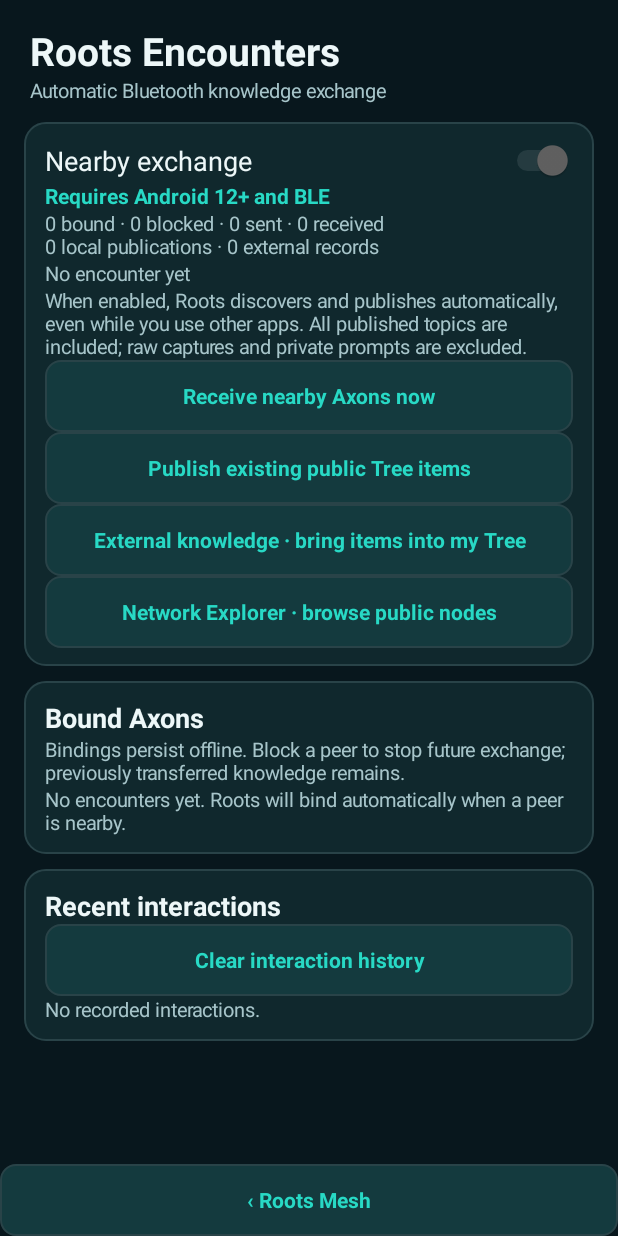
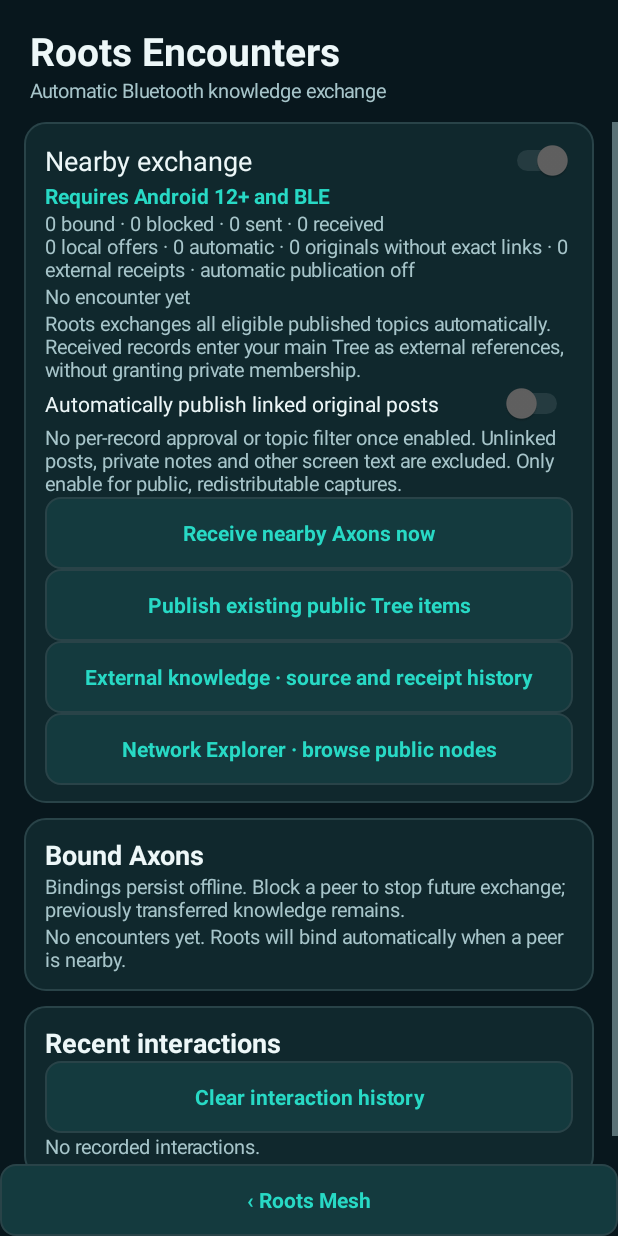
Before and after one commit to bradgearon/roots, an Android app built with Jetpack Compose: the EncounterActivity screen opened directly, with no data from a screen before it, on a phone screen of 412 x 824 dp. Run offline under Robolectric (Android 15) with nearby library versions, the phone set to English and light mode, and no system bars; pictures from the network do not load.

Commit message:
Automatically publish eligible linked original posts and retain incoming Axon data in main Tree

```diff
--- a/android/contextual-overlay/src/main/java/com/wds/sixstars/contextoverlay/EncounterActivity.java
+++ b/android/contextual-overlay/src/main/java/com/wds/sixstars/contextoverlay/EncounterActivity.java
@@ -12,7 +12,7 @@ public final class EncounterActivity extends Activity {
     private final Handler handler=new Handler(Looper.getMainLooper());
     private final ExecutorService work=Executors.newSingleThreadExecutor();
     private TextView status,summary,permission,last;
-    private Switch toggle;
+    private Switch toggle,automaticPublication;
     private LinearLayout peerList,eventList;
     private boolean updating,visible,loading;
     private String active="";
@@ -30,12 +30,14 @@ public final class EncounterActivity extends Activity {
         summary=RootsUi.text(this,"",13,RootsUi.MUTED,false);controls.addView(summary);
         last=RootsUi.text(this,"",13,RootsUi.MUTED,false);controls.addView(last);
         permission=RootsUi.action(this,"Allow nearby exchange",()->EncounterSettings.authorize(this));controls.addView(permission);
-        controls.addView(RootsUi.text(this,"When enabled, Roots discovers and publishes automatically, even while you use other apps. All published topics are included; raw captures and private prompts are excluded.",13,RootsUi.MUTED,false));
+        controls.addView(RootsUi.text(this,"Roots exchanges all eligible published topics automatically. Received records enter your main Tree as external references, without granting private membership.",13,RootsUi.MUTED,false));
+        automaticPublication=new Switch(this);automaticPublication.setText("Automatically publish linked original posts");automaticPublication.setTextColor(RootsUi.TEXT);controls.addView(automaticPublication);
+        controls.addView(RootsUi.text(this,"No per-record approval or topic filter once enabled. Unlinked posts, private notes and other screen text are excluded. Only enable for public, redistributable captures.",13,RootsUi.MUTED,false));
         controls.addView(RootsUi.action(this,"Receive nearby Axons now",()->{
             Toast.makeText(this,EncounterService.requestReceive(this),Toast.LENGTH_LONG).show();update();
         }));
         controls.addView(RootsUi.action(this,"Publish existing public Tree items",()->PublicTreePublishing.choose(this,this::update)));
-        controls.addView(RootsUi.action(this,"External knowledge · bring items into my Tree",()->startActivity(new android.content.Intent(this,ExternalKnowledgeActivity.class))));
+        controls.addView(RootsUi.action(this,"External knowledge · source and receipt history",()->startActivity(new android.content.Intent(this,ExternalKnowledgeActivity.class))));
         controls.addView(RootsUi.action(this,"Network Explorer · browse public nodes",()->startActivity(new android.content.Intent(this,NetworkExplorerActivity.class))));
         LinearLayout peers=RootsUi.card(this,content);peers.addView(RootsUi.text(this,"Bound Axons",18,RootsUi.TEXT,true));
         peers.addView(RootsUi.text(this,"Bindings persist offline. Block a peer to stop future exchange; previously transferred knowledge remains.",13,RootsUi.MUTED,false));
@@ -46,6 +48,9 @@ public final class EncounterActivity extends Activity {
             .setPositiveButton("Clear",(d,w)->mutate(()->EncounterBindings.get(this).clearHistory())).show()));
         eventList=RootsUi.column(this);history.addView(eventList);
         shell.addView(RootsUi.action(this,"‹ Roots Mesh",this::finish));setContentView(shell);
+        automaticPublication.setOnCheckedChangeListener((button,on)->{
+            if(updating)return;EncounterSettings.configureAutomaticPublication(this,on,this::update);update();
+        });
         toggle.setOnCheckedChangeListener((button,on)->{
             if(updating)return;EncounterSettings.setEnabled(this,on);
             if(on){if(EncounterSettings.eligible(this))EncounterSettings.startIfAllowed(this);else EncounterSettings.authorize(this);}
@@ -60,14 +65,19 @@ public final class EncounterActivity extends Activity {
     }
     private void update(){
         boolean supported=EncounterService.available(this),enabled=EncounterSettings.enabled(this),eligible=EncounterSettings.eligible(this);
-        updating=true;toggle.setChecked(enabled);toggle.setEnabled(supported);updating=false;
+        updating=true;toggle.setChecked(enabled);toggle.setEnabled(supported);
+        automaticPublication.setChecked(EncounterSettings.automaticPublication(this));automaticPublication.setEnabled(supported);updating=false;
         status.setText(!supported?"Requires Android 12+ and BLE":!enabled?"Off":!eligible?"On · awaiting one-time permission":EncounterService.status());
         last.setText(EncounterService.lastResult());permission.setVisibility(supported&&enabled&&!eligible?android.view.View.VISIBLE:android.view.View.GONE);
         if(loading||work.isShutdown())return;loading=true;
         work.execute(()->{
             EncounterBindings.Snapshot next=EncounterBindings.get(this).snapshot();
             String counts;
-            try{counts=MeshPeer.get(this).encounterPublicationCount()+" local publications · "+ExternalKnowledgeStore.get(this).count()+" external records";}
+            try{
+                MeshPeer.EncounterCatalogStats stats=MeshPeer.get(this).encounterPublicationStats();
+                counts=stats.total()+" local offers · "+stats.automatic()+" automatic · "+stats.unlinked()+" originals without exact links · "+ExternalKnowledgeStore.get(this).count()+" external receipts";
+                if(!EncounterSettings.automaticPublication(this))counts+=" · automatic publication off";
+            }
             catch(Exception|LinkageError failure){counts="Public catalog unavailable";}
             final String publicationCounts=counts;
             runOnUiThread(()->{
--- a/android/contextual-overlay/src/main/java/com/wds/sixstars/contextoverlay/MeshActivity.java
+++ b/android/contextual-overlay/src/main/java/com/wds/sixstars/contextoverlay/MeshActivity.java
@@ -76,6 +76,7 @@ public final class MeshActivity extends Activity {
         publish.addView(RootsUi.text(this,"Listening shares your Tree with connected peers.",13,RootsUi.MUTED,false));
         publish.addView(RootsUi.action(this,"Write a remembrance",()->publish(this,null,this::refresh)));
         publish.addView(RootsUi.action(this,"Publish existing public Tree items",()->PublicTreePublishing.choose(this,this::refresh)));
+        publish.addView(RootsUi.action(this,"Automatic publication settings",()->startActivity(new Intent(this,EncounterActivity.class))));
         LinearLayout nearby=RootsUi.card(this,content);
         nearby.addView(RootsUi.text(this,"Nearby encounters",18,RootsUi.TEXT,true));
         nearby.addView(RootsUi.text(this,"Automatically discover and exchange published knowledge over Bluetooth. Manage bindings and interactions here.",13,RootsUi.MUTED,false));
@@ -83,7 +84,7 @@ public final class MeshActivity extends Activity {
         nearby.addView(RootsUi.action(this,"Receive nearby Axons now",()->{
             status.setText(EncounterService.requestReceive(this));refresh();
         }));
-        nearby.addView(RootsUi.action(this,"Read external knowledge",()->startActivity(new Intent(this,ExternalKnowledgeActivity.class))));
+        nearby.addView(RootsUi.action(this,"External receipt history",()->startActivity(new Intent(this,ExternalKnowledgeActivity.class))));
         nearby.addView(RootsUi.action(this,"Manage nearby exchange",()->startActivity(new Intent(this,EncounterActivity.class))));
         nearby.addView(RootsUi.action(this,"Network Explorer",()->startActivity(new Intent(this,NetworkExplorerActivity.class))));
         LinearLayout listener=RootsUi.card(this,content);
--- a/android/contextual-overlay/src/main/java/com/wds/sixstars/contextoverlay/MeshPeer.java
+++ b/android/contextual-overlay/src/main/java/com/wds/sixstars/contextoverlay/MeshPeer.java
@@ -438,21 +438,43 @@ final class MeshPeer {
         }
         return items;
     }
-    /** Public encounters never use graphCatalog(), which contains raw captures. */
-    Map<String,MeshItem> encounterCatalog(){return legacyCatalog();}
+    /** Public encounters never use graphCatalog(), which includes private raw captures.
+     * Project structured, linked originals only under explicit source-scope consent.
+     * Public projections are generated on demand and never mutate the local Tree. */
+    record EncounterCatalogStats(int total,int automatic,int unlinked){}
+    private record EncounterCatalog(Map<String,MeshItem> items,EncounterCatalogStats stats){}
+    private EncounterCatalog buildEncounterCatalog(){
+        Map<String,MeshItem> items=new java.util.TreeMap<>();
+        if(!NativeTree.available())return new EncounterCatalog(items,new EncounterCatalogStats(0,0,0));
+        boolean automatic=EncounterSettings.automaticPublication(app);
+        int projected=0,unlinked=0;
+        for(NativeTree.Master record:tree.allRecords("",10000)){
+            MeshItem item=MeshItem.from(record);
+            if(item!=null)items.putIfAbsent(item.id(),item);
+            if(!PublicTreePublishing.structuredOriginal(record))continue;
+            try{
+                MeshItem candidate=PublicTreePublishing.project(record);
+                if(candidate==null){if(XPostLink.forRecord(record).isEmpty())unlinked++;continue;}
+                if(automatic&&items.putIfAbsent(candidate.id(),candidate)==null)projected++;
+            }catch(Exception malformed){/* An ineligible record must not break the whole inventory. */}
+        }
+        return new EncounterCatalog(items,new EncounterCatalogStats(items.size(),projected,unlinked));
+    }
+    Map<String,MeshItem> encounterCatalog(){return buildEncounterCatalog().items();}
     private final Object encounterCountLock=new Object();
     private long encounterCountAt=-1;
-    private int encounterCount;
+    private EncounterCatalogStats encounterStats=new EncounterCatalogStats(0,0,0);
     // UI-only cache: actual session inventory always reads a fresh catalog.
-    int encounterPublicationCount(){
+    EncounterCatalogStats encounterPublicationStats(){
         synchronized(encounterCountLock){
             long now=android.os.SystemClock.elapsedRealtime();
             if(encounterCountAt<0||now-encounterCountAt>=30000){
-                encounterCount=encounterCatalog().size();encounterCountAt=now;
+                encounterStats=buildEncounterCatalog().stats();encounterCountAt=now;
             }
-            return encounterCount;
+            return encounterStats;
         }
     }
+    int encounterPublicationCount(){return encounterPublicationStats().total();}
     void invalidateEncounterPublicationCount(){synchronized(encounterCountLock){encounterCountAt=-1;}}
     int offeredCount()throws Exception{return graphCatalog().size();}
     // Keep batches within the existing framed TLS transport, including JSON
--- a/android/contextual-overlay/src/main/java/com/wds/sixstars/contextoverlay/PublicTreePublishing.java
+++ b/android/contextual-overlay/src/main/java/com/wds/sixstars/contextoverlay/PublicTreePublishing.java
@@ -14,6 +14,11 @@ import java.util.concurrent.*;
 final class PublicTreePublishing {
     private static final ExecutorService WORK=Executors.newSingleThreadExecutor(r->{Thread t=new Thread(r,"RootsPublicProjection");t.setDaemon(true);return t;});
     private PublicTreePublishing(){}
+    static boolean structuredOriginal(NativeTree.Master record){
+        if(record==null||!record.key().startsWith("local:x:"))return false;
+        for(NativeTree.Fragment member:record.members())if("record.x.body".equals(member.source()))return true;
+        return false;
+    }
     static MeshItem project(NativeTree.Master record)throws Exception{
         if(!record.key().startsWith("local:x:"))return null;
         String link=XPostLink.forRecord(record);
```
Also changed, not shown: android/contextual-overlay/src/main/java/com/wds/sixstars/contextoverlay/EncounterSettings.java (+31 -4 lines), android/contextual-overlay/src/main/java/com/wds/sixstars/contextoverlay/EncounterSync.java (+11 -4 lines).
